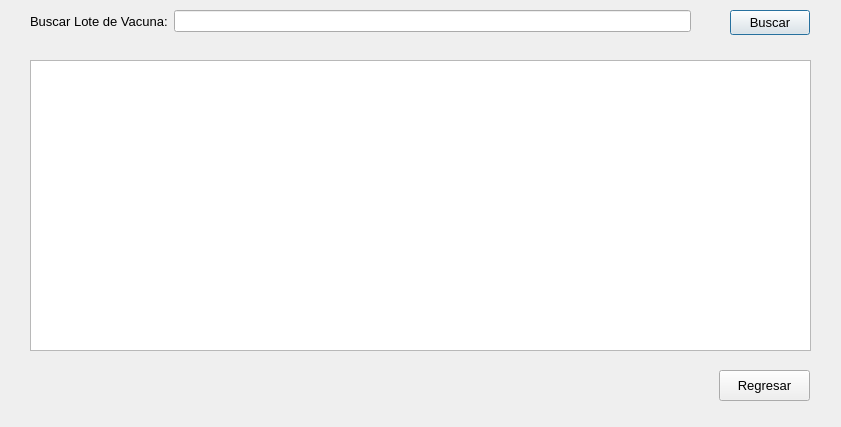
The window that PAF_GUI/PAF_GRAFICA/gui/gestionaralmacenes.ui (JMOrbegoso/USS-2021-II-PP) describes before a commit, drawn with Qt 5.
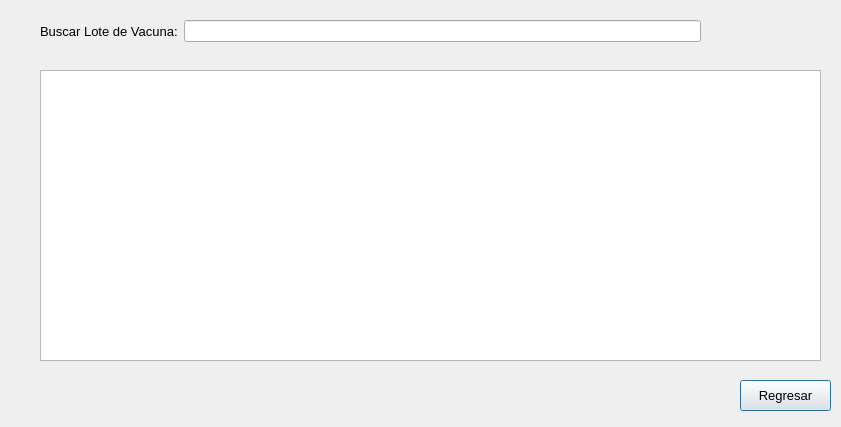
The same window after the commit. Icons and pictures are not drawn.

```diff
--- a/PAF_GUI/PAF_GRAFICA/gui/gestionaralmacenes.ui
+++ b/PAF_GUI/PAF_GRAFICA/gui/gestionaralmacenes.ui
@@ -13,29 +13,15 @@
   <property name="windowTitle">
    <string>Gestionar Almacenes</string>
   </property>
-  <widget class="QPushButton" name="buscarAlmacenButton">
-   <property name="geometry">
-    <rect>
-     <x>730</x>
-     <y>10</y>
-     <width>80</width>
-     <height>25</height>
-    </rect>
-   </property>
-   <property name="font">
-    <font>
-     <pointsize>10</pointsize>
-    </font>
-   </property>
-   <property name="text">
-    <string>Buscar</string>
-   </property>
-  </widget>
+  <property name="windowIcon">
+   <iconset resource="../resource.qrc">
+    <normaloff>:/img/almacen.png</normaloff>:/img/almacen.png</iconset>
+  </property>
   <widget class="QWidget" name="formLayoutWidget">
    <property name="geometry">
     <rect>
-     <x>30</x>
-     <y>10</y>
+     <x>40</x>
+     <y>20</y>
      <width>661</width>
      <height>31</height>
     </rect>
@@ -61,8 +47,8 @@
   <widget class="QListWidget" name="almacenesList">
    <property name="geometry">
     <rect>
-     <x>30</x>
-     <y>60</y>
+     <x>40</x>
+     <y>70</y>
      <width>781</width>
      <height>291</height>
     </rect>
@@ -71,8 +57,8 @@
   <widget class="QPushButton" name="regresarButton">
    <property name="geometry">
     <rect>
-     <x>719</x>
-     <y>370</y>
+     <x>740</x>
+     <y>380</y>
      <width>91</width>
      <height>31</height>
     </rect>
```
Left out of the diff: 4 changed lines with no effect on the pictures.
